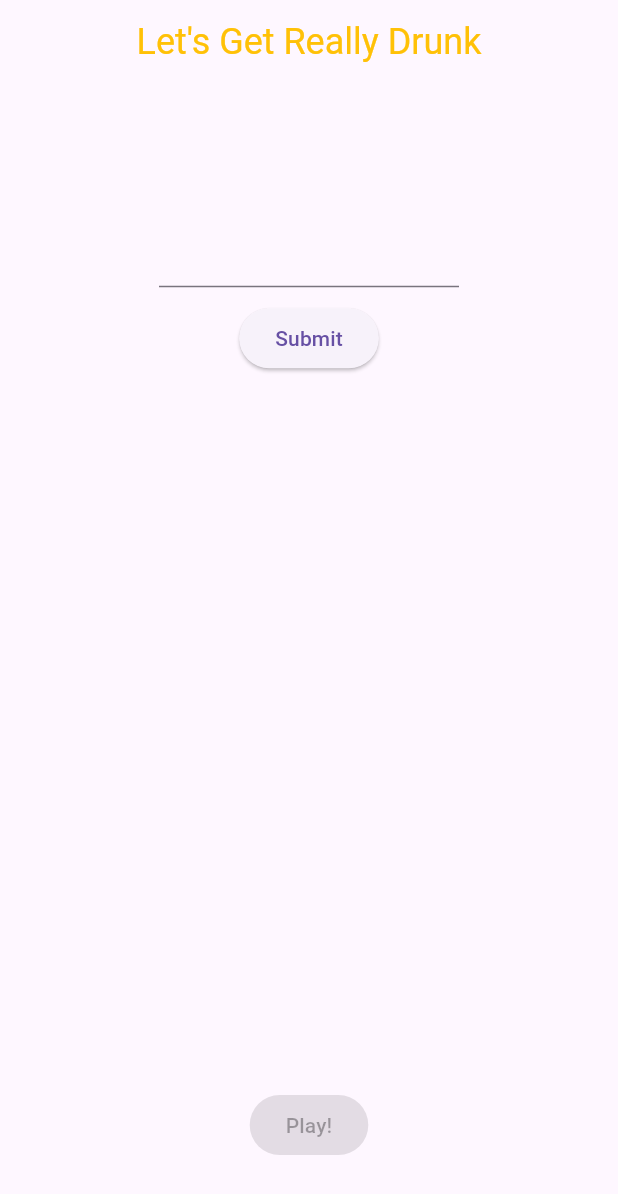
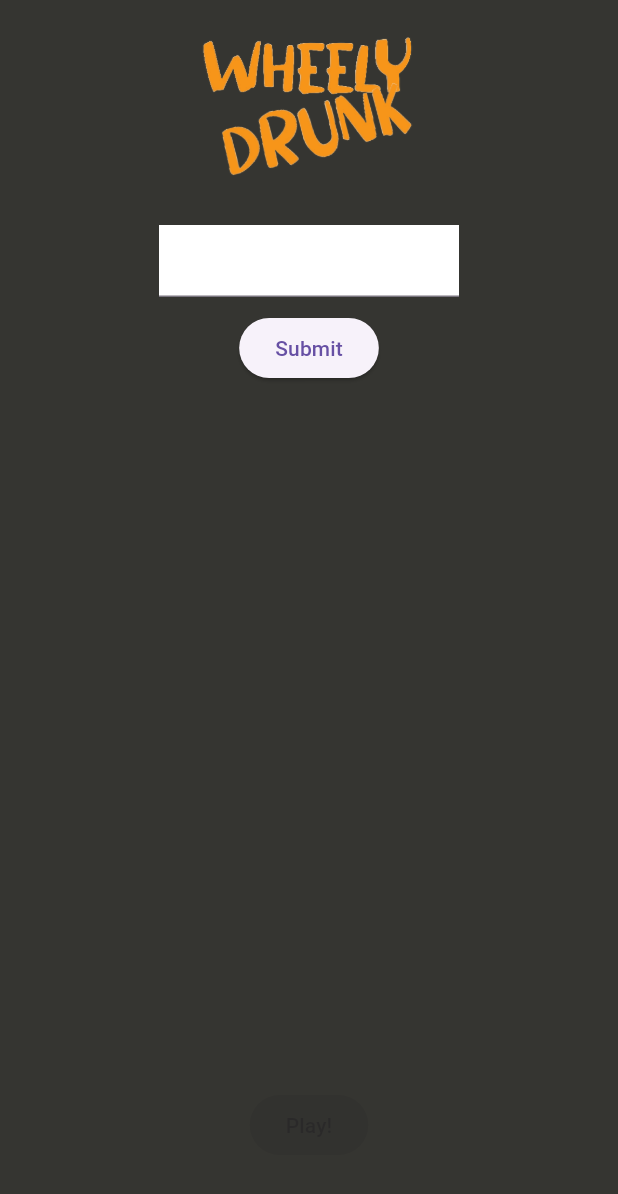
Before and after one commit to AhmetCanerTat/Really-Drunk, a Flutter app: the screen it shows after launch, on a phone screen of 412 x 824 dp. Shown: the top 1194 px of the screen. Run offline on Flutter 3.47's test engine with Material 3 defaults, Android fonts, the phone set to English and light mode, and no system bars; our stand-ins replace flutter_fortune_wheel.

Commit message:
Colors and Logo

```diff
--- a/lib/pages/home_page.dart
+++ b/lib/pages/home_page.dart
@@ -33,36 +33,34 @@ class _HomePageState extends State<HomePage> {
   @override
   Widget build(BuildContext context) {
     return Scaffold(
+      backgroundColor: Color(0XFF353531),
       resizeToAvoidBottomInset: false,
       appBar: AppBar(
         backgroundColor: Colors.transparent,
         elevation: 0,
-        title: const Center(
-          child: Text(
-            "Let's Get Really Drunk",
-            style: TextStyle(
-                color: Colors.amber, fontSize: 24, fontWeight: FontWeight.w400),
-          ),
+        toolbarHeight: 120,
+        title: Center(
+          child: Container(
+              height: 100,
+              margin: EdgeInsets.only(top: 20),
+              child: Image.asset('assets/images/app_logo.png')),
         ),
       ),
       body: Column(children: [
-        const Spacer(
-          flex: 1,
-        ),
         Expanded(
             flex: 2,
             child: Column(
               children: [
                 Container(
+                  color: Colors.white,
                   width: 200,
-                  margin: const EdgeInsets.all(10),
+                  margin: const EdgeInsets.only(top: 30, bottom: 10),
                   child: TextField(controller: _controller),
                 ),
                 ElevatedButton(
                     onPressed: savePerson, child: const Text("Submit"))
               ],
             )),
-        const Spacer(),
         Expanded(
             flex: 4,
             child: players.isNotEmpty
@@ -72,7 +70,7 @@ class _HomePageState extends State<HomePage> {
                             child: Text(
                           players[index].name,
                           style: const TextStyle(
-                              fontSize: 30, color: Colors.orange),
+                              fontSize: 30, color: Color(0XFFF79519)),
                         ))))
                 : Container()),
         Center(
--- a/lib/pages/wheely_page.dart
+++ b/lib/pages/wheely_page.dart
@@ -28,12 +28,16 @@ class _WheelyPageState extends State<WheelyPage> {
   @override
   Widget build(BuildContext context) {
     return Scaffold(
+      backgroundColor: Color(0XFF4A261C),
       appBar: AppBar(),
       body: Column(children: [
         Center(
           child: Text(
             widget.players[turnCount % widget.players.length].name,
-            style: const TextStyle(color: Colors.amber, fontSize: 30),
+            style: const TextStyle(
+                color: Color(0XFFF79519),
+                fontSize: 30,
+                fontWeight: FontWeight.bold),
           ),
         ),
         Expanded(
--- a/pubspec.yaml
+++ b/pubspec.yaml
@@ -54,6 +54,8 @@ dev_dependencies:
 
 # The following section is specific to Flutter packages.
 flutter:
+  assets:
+    - assets/images/app_logo.png
   # The following line ensures that the Material Icons font is
   # included with your application, so that you can use the icons in
   # the material Icons class.
```
Also changed, not shown: assets/images/app_logo.png (renamed from images/app_logo.png).
